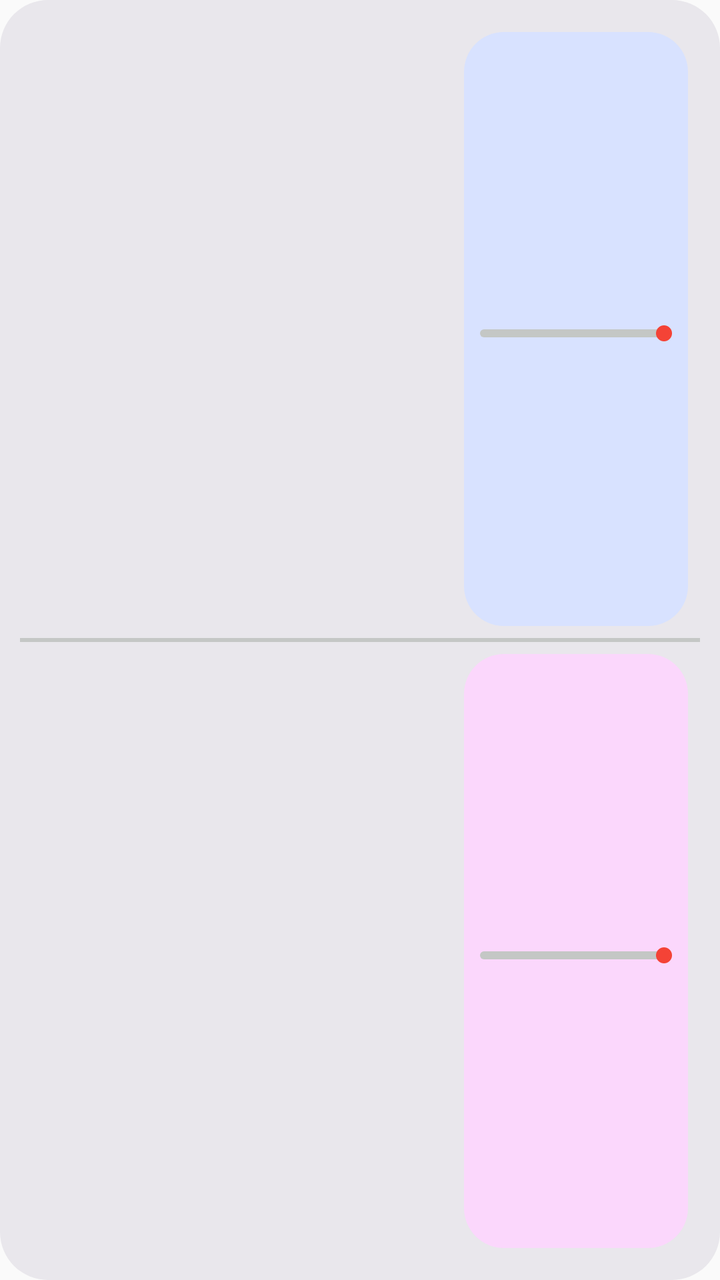
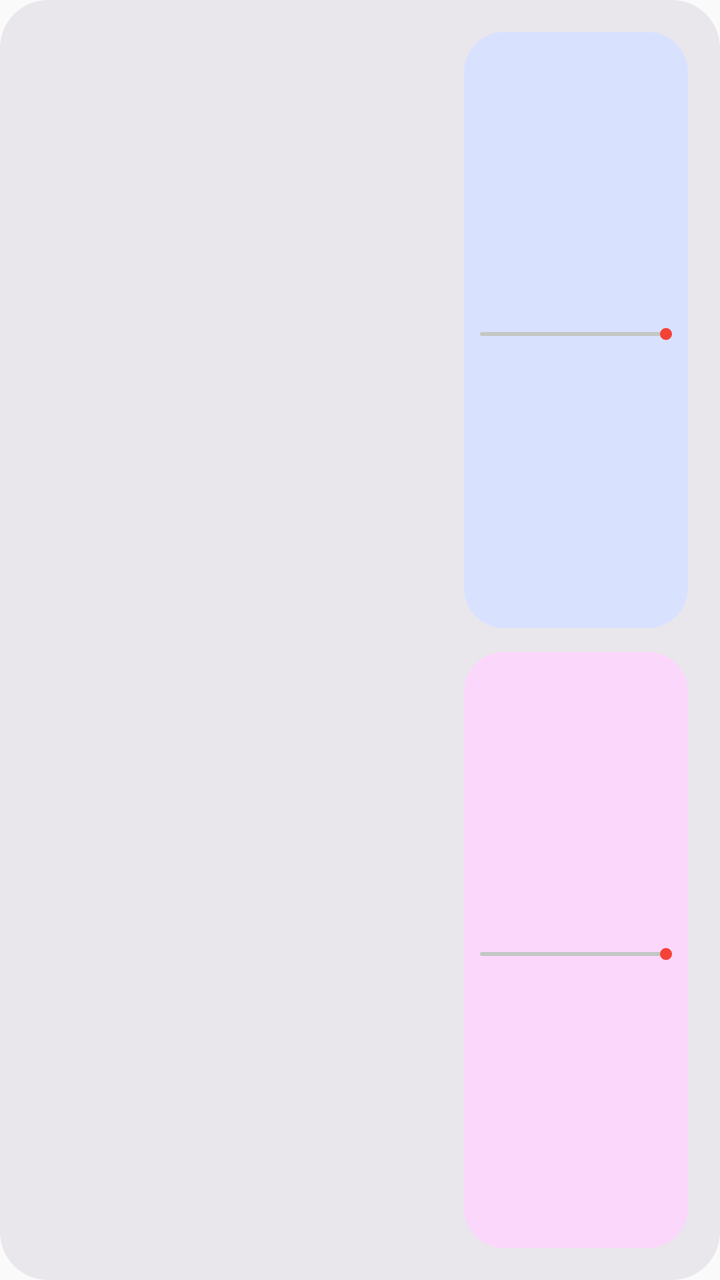

Before-and-after screenshots of an Android layout around one commit, followed by the original layout XML and the change that was made.
<!-- AndroidManifest.xml: application theme Theme.Nexta -->
<!-- res/layout/nexta_widget.xml -->
<?xml version="1.0" encoding="utf-8"?>
<LinearLayout xmlns:android="http://schemas.android.com/apk/res/android"
    android:layout_width="match_parent"
    android:layout_height="match_parent"
    android:orientation="vertical"
    android:padding="10dp"
    android:background="@drawable/nexta_widget_background">

    <LinearLayout
        android:layout_width="match_parent"
        android:layout_height="0dp"
        android:layout_weight="1"
        android:orientation="horizontal"
        android:padding="6dp">

        <LinearLayout
            android:layout_width="0dp"
            android:layout_height="match_parent"
            android:layout_weight="1"
            android:orientation="vertical"
            android:gravity="center_vertical">
            <TextView
                android:id="@+id/widget_title_1"
                android:layout_width="match_parent"
                android:layout_height="wrap_content"
                android:maxLines="1"
                android:ellipsize="end"
                android:textColor="@color/nexta_widget_title"
                android:textSize="20sp"
                android:textStyle="bold" />
            <TextView
                android:id="@+id/widget_location_1"
                android:layout_width="match_parent"
                android:layout_height="wrap_content"
                android:maxLines="1"
                android:ellipsize="end"
                android:textColor="@color/nexta_widget_secondary"
                android:textSize="13sp" />
            <TextView
                android:id="@+id/widget_note_1"
                android:layout_width="match_parent"
                android:layout_height="wrap_content"
                android:maxLines="1"
                android:ellipsize="end"
                android:textColor="@color/nexta_widget_note"
                android:textSize="13sp"
                android:textStyle="bold" />
        </LinearLayout>

        <LinearLayout
            android:layout_width="112dp"
            android:layout_height="match_parent"
            android:layout_marginStart="10dp"
            android:orientation="vertical"
            android:gravity="center"
            android:padding="8dp"
            android:background="@drawable/nexta_widget_status_current">
            <LinearLayout
                android:layout_width="match_parent"
                android:layout_height="wrap_content"
                android:orientation="horizontal">
                <TextView
                    android:id="@+id/widget_start_time_1"
                    android:layout_width="0dp"
                    android:layout_height="wrap_content"
                    android:layout_weight="1"
                    android:gravity="start"
                    android:maxLines="1"
                    android:textColor="#F44336"
                    android:textSize="15sp"
                    android:textStyle="bold" />
                <TextView
                    android:id="@+id/widget_end_time_1"
                    android:layout_width="0dp"
                    android:layout_height="wrap_content"
                    android:layout_weight="1"
                    android:gravity="end"
                    android:maxLines="1"
                    android:textColor="#F44336"
                    android:textSize="15sp"
                    android:textStyle="bold" />
            </LinearLayout>
            <FrameLayout
                android:layout_width="match_parent"
                android:layout_height="12dp"
                android:layout_marginTop="3dp">
                <ProgressBar
                    android:id="@+id/widget_progress_1"
                    style="?android:attr/progressBarStyleHorizontal"
                    android:layout_width="match_parent"
                    android:layout_height="4dp"
                    android:layout_gravity="center_vertical"
                    android:max="100"
                    android:progress="0"
                    android:indeterminate="false"
                    android:progressDrawable="@drawable/nexta_widget_progress" />
                <ImageView
                    android:id="@+id/widget_progress_dot_1"
                    android:layout_width="8dp"
                    android:layout_height="8dp"
                    android:layout_gravity="center_vertical|end"
                    android:src="@drawable/nexta_widget_progress_dot"
                    android:contentDescription="" />
            </FrameLayout>
            <TextView
                android:id="@+id/widget_countdown_1"
                android:layout_width="match_parent"
                android:layout_height="wrap_content"
                android:gravity="center"
                android:maxLines="2"
                android:textColor="@color/nexta_widget_status_current_text"
                android:textSize="14sp"
                android:textStyle="bold" />
        </LinearLayout>
    </LinearLayout>

    <TextView
        android:layout_width="match_parent"
        android:layout_height="2dp"
        android:background="@color/nexta_widget_divider"
        android:text="" />

    <LinearLayout
        android:layout_width="match_parent"
        android:layout_height="0dp"
        android:layout_weight="1"
        android:orientation="horizontal"
        android:padding="6dp">

        <LinearLayout
            android:layout_width="0dp"
            android:layout_height="match_parent"
            android:layout_weight="1"
            android:orientation="vertical"
            android:gravity="center_vertical">
            <TextView
                android:id="@+id/widget_title_2"
                android:layout_width="match_parent"
                android:layout_height="wrap_content"
                android:maxLines="1"
                android:ellipsize="end"
                android:textColor="@color/nexta_widget_title"
                android:textSize="20sp"
                android:textStyle="bold" />
            <TextView
                android:id="@+id/widget_location_2"
                android:layout_width="match_parent"
                android:layout_height="wrap_content"
                android:maxLines="1"
                android:ellipsize="end"
                android:textColor="@color/nexta_widget_secondary"
                android:textSize="13sp" />
            <TextView
                android:id="@+id/widget_note_2"
                android:layout_width="match_parent"
                android:layout_height="wrap_content"
                android:maxLines="1"
                android:ellipsize="end"
                android:textColor="@color/nexta_widget_note"
                android:textSize="13sp"
                android:textStyle="bold" />
        </LinearLayout>

        <LinearLayout
            android:layout_width="112dp"
            android:layout_height="match_parent"
            android:layout_marginStart="10dp"
            android:orientation="vertical"
            android:gravity="center"
            android:padding="8dp"
            android:background="@drawable/nexta_widget_status_next">
            <LinearLayout
                android:layout_width="match_parent"
                android:layout_height="wrap_content"
                android:orientation="horizontal">
                <TextView
                    android:id="@+id/widget_start_time_2"
                    android:layout_width="0dp"
                    android:layout_height="wrap_content"
                    android:layout_weight="1"
                    android:gravity="start"
                    android:maxLines="1"
                    android:textColor="#F44336"
                    android:textSize="15sp"
                    android:textStyle="bold" />
                <TextView
                    android:id="@+id/widget_end_time_2"
                    android:layout_width="0dp"
                    android:layout_height="wrap_content"
                    android:layout_weight="1"
                    android:gravity="end"
                    android:maxLines="1"
                    android:textColor="#F44336"
                    android:textSize="15sp"
                    android:textStyle="bold" />
            </LinearLayout>
            <FrameLayout
                android:layout_width="match_parent"
                android:layout_height="12dp"
                android:layout_marginTop="3dp">
                <ProgressBar
                    android:id="@+id/widget_progress_2"
                    style="?android:attr/progressBarStyleHorizontal"
                    android:layout_width="match_parent"
                    android:layout_height="4dp"
                    android:layout_gravity="center_vertical"
                    android:max="100"
                    android:progress="0"
                    android:indeterminate="false"
                    android:progressDrawable="@drawable/nexta_widget_progress" />
                <ImageView
                    android:id="@+id/widget_progress_dot_2"
                    android:layout_width="8dp"
                    android:layout_height="8dp"
                    android:layout_gravity="center_vertical|end"
                    android:src="@drawable/nexta_widget_progress_dot"
                    android:contentDescription="" />
            </FrameLayout>
            <TextView
                android:id="@+id/widget_countdown_2"
                android:layout_width="match_parent"
                android:layout_height="wrap_content"
                android:gravity="center"
                android:maxLines="2"
                android:textColor="@color/nexta_widget_status_next_text"
                android:textSize="14sp"
                android:textStyle="bold" />
        </LinearLayout>
    </LinearLayout>
</LinearLayout>
<!-- resources referenced by this layout -->
<resources>
  <color name="nexta_widget_divider">@android:color/darker_gray</color>
  <color name="nexta_widget_note">@android:color/holo_blue_dark</color>
  <color name="nexta_widget_secondary">@android:color/secondary_text_light</color>
  <color name="nexta_widget_status_current_text">@android:color/primary_text_light</color>
  <color name="nexta_widget_status_next_text">@android:color/primary_text_light</color>
  <color name="nexta_widget_title">@android:color/primary_text_light</color>
  <!-- drawable nexta_widget_background (drawable) -->
  <?xml version="1.0" encoding="utf-8"?>
  <shape xmlns:android="http://schemas.android.com/apk/res/android">
      <corners android:radius="24dp" />
      <solid android:color="@color/nexta_widget_container" />
  </shape>
  <!-- drawable nexta_widget_progress (drawable) -->
  <?xml version="1.0" encoding="utf-8"?>
  <layer-list xmlns:android="http://schemas.android.com/apk/res/android">
      <item android:id="@android:id/background">
          <shape>
              <corners android:radius="2dp" />
              <solid android:color="@color/nexta_widget_divider" />
          </shape>
      </item>
      <item android:id="@android:id/progress">
          <clip>
              <shape>
                  <corners android:radius="2dp" />
                  <solid android:color="#F44336" />
              </shape>
          </clip>
      </item>
  </layer-list>
  <!-- drawable nexta_widget_progress_dot (drawable) -->
  <?xml version="1.0" encoding="utf-8"?>
  <shape xmlns:android="http://schemas.android.com/apk/res/android"
      android:shape="oval">
      <solid android:color="#F44336" />
  </shape>
  <!-- drawable nexta_widget_status_current (drawable) -->
  <?xml version="1.0" encoding="utf-8"?>
  <shape xmlns:android="http://schemas.android.com/apk/res/android">
      <corners android:radius="20dp" />
      <solid android:color="@color/nexta_widget_current_container" />
  </shape>
  <!-- drawable nexta_widget_status_next (drawable) -->
  <?xml version="1.0" encoding="utf-8"?>
  <shape xmlns:android="http://schemas.android.com/apk/res/android">
      <corners android:radius="20dp" />
      <solid android:color="@color/nexta_widget_next_container" />
  </shape>
  <style name="Theme.Nexta" parent="android:Theme.Material.Light.NoActionBar" />
  <color name="nexta_widget_container">@android:color/background_light</color>
  <color name="nexta_widget_current_container">@android:color/holo_green_light</color>
  <color name="nexta_widget_next_container">@android:color/holo_orange_light</color>
</resources>

<!-- the commit's change to res/layout/nexta_widget.xml (unified diff, before → after) -->
@@ -1,5 +1,6 @@
 <?xml version="1.0" encoding="utf-8"?>
 <LinearLayout xmlns:android="http://schemas.android.com/apk/res/android"
+    android:id="@+id/nexta_widget_root"
     android:layout_width="match_parent"
     android:layout_height="match_parent"
     android:orientation="vertical"
@@ -23,10 +24,10 @@
                 android:id="@+id/widget_title_1"
                 android:layout_width="match_parent"
                 android:layout_height="wrap_content"
-                android:maxLines="1"
+                android:maxLines="2"
                 android:ellipsize="end"
                 android:textColor="@color/nexta_widget_title"
-                android:textSize="20sp"
+                android:textSize="17sp"
                 android:textStyle="bold" />
             <TextView
                 android:id="@+id/widget_location_1"
@@ -82,13 +83,13 @@
             </LinearLayout>
             <FrameLayout
                 android:layout_width="match_parent"
-                android:layout_height="12dp"
+                android:layout_height="8dp"
                 android:layout_marginTop="3dp">
                 <ProgressBar
                     android:id="@+id/widget_progress_1"
                     style="?android:attr/progressBarStyleHorizontal"
                     android:layout_width="match_parent"
-                    android:layout_height="4dp"
+                    android:layout_height="2dp"
                     android:layout_gravity="center_vertical"
                     android:max="100"
                     android:progress="0"
@@ -96,8 +97,8 @@
                     android:progressDrawable="@drawable/nexta_widget_progress" />
                 <ImageView
                     android:id="@+id/widget_progress_dot_1"
-                    android:layout_width="8dp"
-                    android:layout_height="8dp"
+                    android:layout_width="6dp"
+                    android:layout_height="6dp"
                     android:layout_gravity="center_vertical|end"
                     android:src="@drawable/nexta_widget_progress_dot"
                     android:contentDescription="" />
@@ -113,12 +114,6 @@
                 android:textStyle="bold" />
         </LinearLayout>
     </LinearLayout>
-
-    <TextView
-        android:layout_width="match_parent"
-        android:layout_height="2dp"
-        android:background="@color/nexta_widget_divider"
-        android:text="" />
 
     <LinearLayout
         android:layout_width="match_parent"
@@ -137,10 +132,10 @@
                 android:id="@+id/widget_title_2"
                 android:layout_width="match_parent"
                 android:layout_height="wrap_content"
-                android:maxLines="1"
+                android:maxLines="2"
                 android:ellipsize="end"
                 android:textColor="@color/nexta_widget_title"
-                android:textSize="20sp"
+                android:textSize="17sp"
                 android:textStyle="bold" />
             <TextView
                 android:id="@+id/widget_location_2"
@@ -196,13 +191,13 @@
             </LinearLayout>
             <FrameLayout
                 android:layout_width="match_parent"
-                android:layout_height="12dp"
+                android:layout_height="8dp"
                 android:layout_marginTop="3dp">
                 <ProgressBar
                     android:id="@+id/widget_progress_2"
                     style="?android:attr/progressBarStyleHorizontal"
                     android:layout_width="match_parent"
-                    android:layout_height="4dp"
+                    android:layout_height="2dp"
                     android:layout_gravity="center_vertical"
                     android:max="100"
                     android:progress="0"
@@ -210,8 +205,8 @@
                     android:progressDrawable="@drawable/nexta_widget_progress" />
                 <ImageView
                     android:id="@+id/widget_progress_dot_2"
-                    android:layout_width="8dp"
-                    android:layout_height="8dp"
+                    android:layout_width="6dp"
+                    android:layout_height="6dp"
                     android:layout_gravity="center_vertical|end"
                     android:src="@drawable/nexta_widget_progress_dot"
                     android:contentDescription="" />
